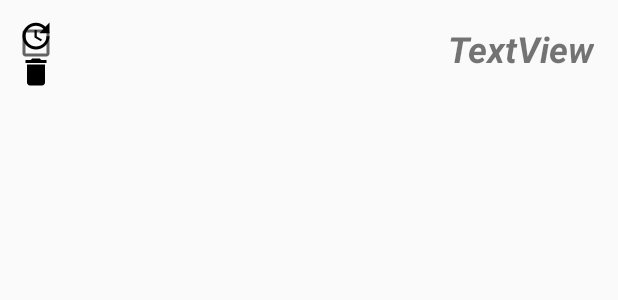
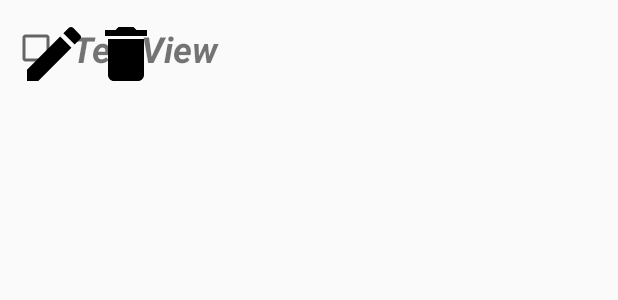
Before and after one commit to javdiana/MyNotes, an Android app: the layout item_note.xml on its own in the app's theme, with its tools: preview values and no code run, on a phone screen of 412 x 824 dp. Shown: the top 300 px of the screen. Run offline under Robolectric (Android 15) with nearby library versions, the phone set to English and light mode, and no system bars; plain views replace SwipeLayout.

```diff
--- a/app/src/main/java/com/example/notes/repository/CrudRepository.java
+++ b/app/src/main/java/com/example/notes/repository/CrudRepository.java
@@ -8,9 +8,9 @@ import io.realm.RealmObject;
 import io.realm.RealmResults;
 
 public interface CrudRepository {
-    void save(RealmObject object);
+    void save(RealmObject note);
 
-    void update(Note note);
+    void update(RealmObject note);
 
     void delete(Long id);
 
--- a/app/src/main/java/com/example/notes/view/activity/NoteAdapter.java
+++ b/app/src/main/java/com/example/notes/view/activity/NoteAdapter.java
@@ -18,7 +18,6 @@ import com.example.notes.entity.Note;
 import java.util.ArrayList;
 import java.util.List;
 
-import io.realm.Realm;
 import io.realm.RealmObject;
 
 public class NoteAdapter extends RecyclerView.Adapter<NoteAdapter.NoteHolder> {
--- /dev/null
+++ b/app/src/main/res/drawable/ic_edit_black.xml
@@ -0,0 +1,9 @@
+<vector xmlns:android="http://schemas.android.com/apk/res/android"
+        android:width="24dp"
+        android:height="24dp"
+        android:viewportWidth="24.0"
+        android:viewportHeight="24.0">
+    <path
+        android:fillColor="#FF000000"
+        android:pathData="M3,17.25V21h3.75L17.81,9.94l-3.75,-3.75L3,17.25zM20.71,7.04c0.39,-0.39 0.39,-1.02 0,-1.41l-2.34,-2.34c-0.39,-0.39 -1.02,-0.39 -1.41,0l-1.83,1.83 3.75,3.75 1.83,-1.83z"/>
+</vector>
--- a/app/src/main/res/layout/item_note.xml
+++ b/app/src/main/res/layout/item_note.xml
@@ -6,26 +6,26 @@
     android:layout_height="wrap_content"
     android:layout_margin="8dp"
     android:clipChildren="false"
-    app:show_mode="lay_down">
+    app:show_mode="pull_out">
 
     <LinearLayout
         android:layout_width="wrap_content"
         android:layout_height="wrap_content"
-        android:orientation="vertical"
+        android:orientation="horizontal"
         android:layout_margin="4dp">
 
         <ImageView
             android:id="@+id/updateImageView"
-            android:layout_width="24dp"
-            android:layout_height="24dp"
-            android:src="@drawable/ic_update_black"
+            android:layout_width="48dp"
+            android:layout_height="48dp"
+            android:src="@drawable/ic_edit_black"
             android:clickable="true"
             android:focusable="true"/>
 
         <ImageView
             android:id="@+id/deleteImageView"
-            android:layout_width="24dp"
-            android:layout_height="24dp"
+            android:layout_width="48dp"
+            android:layout_height="48dp"
             android:src="@drawable/ic_delete_black"
             android:clickable="true"
             android:focusable="true"/>
@@ -40,7 +40,8 @@
         <CheckBox
             android:id="@+id/isDoneCheckBox"
             android:layout_width="wrap_content"
-            android:layout_height="wrap_content" />
+            android:layout_height="wrap_content"
+            android:layout_gravity="center_horizontal|center_vertical"/>
 
         <TextView
             android:id="@+id/noteTextView"
@@ -48,9 +49,9 @@
             android:layout_height="wrap_content"
             android:layout_margin="8dp"
             android:layout_weight="1"
-            android:textAlignment="textEnd"
             android:textSize="24sp"
             android:textStyle="bold|italic"
+            android:layout_gravity="center_horizontal|center_vertical"
             app:layout_constraintBottom_toBottomOf="parent"
             app:layout_constraintEnd_toEndOf="parent"
             app:layout_constraintStart_toStartOf="parent"
```
Also changed, not shown: app/src/main/java/com/example/notes/repository/NoteRepository.java (+4 -3 lines), app/src/main/java/com/example/notes/view/activity/NotesActivity.java (+4 -4 lines), app/src/main/java/com/example/notes/view/dialog/AddNoteDialog.java (+0 -10 lines), app/src/main/java/com/example/notes/view/dialog/DefaultDialog.java (+12 -2 lines), app/src/main/java/com/example/notes/view/dialog/DeleteNoteDialog.java (+0 -10 lines), app/src/main/java/com/example/notes/view/dialog/EditNoteDialog.java (+0 -9 lines).
